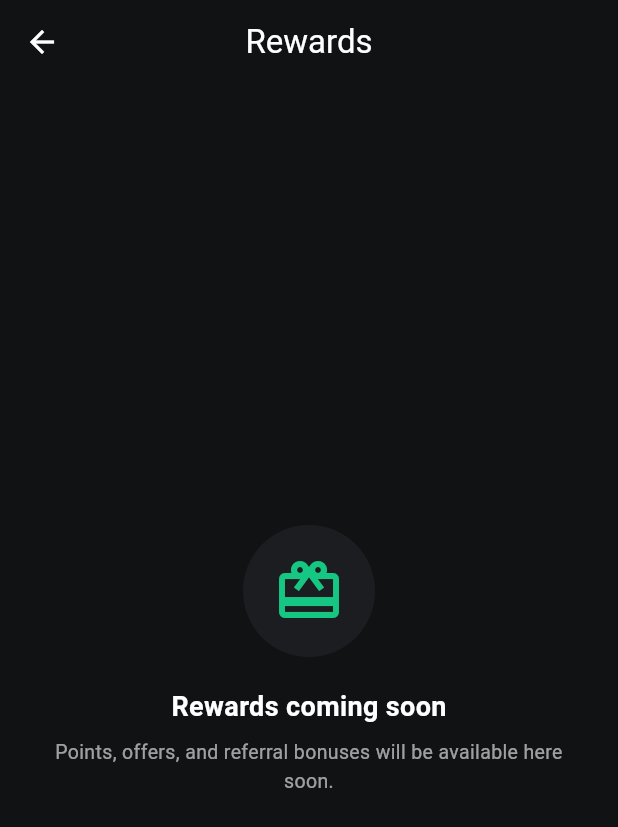
After one commit to mnawasi/mamash_app, a Flutter app: the RewardsPage screen opened directly, on a phone screen of 412 x 824 dp. The commit adds this screen. Shown: the top 827 px of the screen. Run offline on Flutter 3.47's test engine with Material 3 defaults, Android fonts, the phone set to English and light mode, and no system bars; our stand-ins replace camera, cloud_firestore, firebase_auth, firebase_core, qr_flutter, share_plus and 1 more; missing offline and left inert: mobile_scanner; accounts and stored records are empty.

Commit message:
Add Rewards page, wire dashboard, and fix Mamash AI to use OfflineAIService

```diff
--- a/lib/ai/ai_assistant_page.dart
+++ b/lib/ai/ai_assistant_page.dart
@@ -1,4 +1,5 @@
 import 'package:flutter/material.dart';
+import 'offline_ai_service.dart';
 
 class ChatMessage {
   final String text;
@@ -66,16 +67,23 @@ class _AIAssistantPageState extends State<AIAssistantPage> {
     _scrollToBottom();
 
     try {
-      // TODO: Replace with a real call to YOUR OWN BACKEND endpoint,
-      // which in turn calls an LLM provider (e.g. the Anthropic API).
-      // Never call an AI provider's API directly from the Flutter app
-      // with an embedded API key — that key would be extractable from
-      // the compiled app binary by anyone. The correct shape is:
+      // Using the local, offline keyword-matching responder for now.
+      //
+      // TODO: Once ready, replace this with a real call to YOUR OWN
+      // BACKEND endpoint, which in turn calls an LLM provider (e.g. the
+      // Anthropic API). Never call an AI provider's API directly from
+      // the Flutter app with an embedded API key — that key would be
+      // extractable from the compiled app binary by anyone. The correct
+      // shape is:
       //   Flutter app -> your backend (auth-checked) -> AI provider
       // Your backend can also inject the user's real account context
       // (recent transactions, balance) so answers are personalized,
       // without ever exposing that data or your API key client-side.
-      final reply = await _getPlaceholderReply(text);
+      //
+      // A short artificial delay keeps the typing indicator feeling
+      // natural rather than the reply appearing instantly.
+      await Future.delayed(const Duration(milliseconds: 600));
+      final reply = OfflineAIService.getResponse(text);
 
       if (!mounted) return;
 
@@ -101,15 +109,6 @@ class _AIAssistantPageState extends State<AIAssistantPage> {
 
       _scrollToBottom();
     }
-  }
-
-  Future<String> _getPlaceholderReply(String userMessage) async {
-    // TODO: Delete this placeholder once _sendMessage calls your real
-    // backend endpoint above.
-    await Future.delayed(const Duration(milliseconds: 900));
-    return "Mamash AI isn't connected to a real backend yet, so I can't "
-        "actually answer that. Once the AI backend is wired up, I'll be "
-        "able to help with real questions about your account.";
   }
 
   @override
--- /dev/null
+++ b/lib/rewards/rewards_page.dart
@@ -0,0 +1,63 @@
+import 'package:flutter/material.dart';
+
+/// Placeholder Rewards page.
+///
+/// TODO: Replace this with the real Rewards feature (points balance,
+/// redeemable offers, referral bonuses, etc.) once that's built.
+class RewardsPage extends StatelessWidget {
+  const RewardsPage({super.key});
+
+  static const Color _bgColor = Color(0xFF111214);
+  static const Color _cardColor = Color(0xFF1C1D20);
+  static const Color _accent = Color(0xFF16C784);
+
+  @override
+  Widget build(BuildContext context) {
+    return Scaffold(
+      backgroundColor: _bgColor,
+      appBar: AppBar(
+        backgroundColor: _bgColor,
+        elevation: 0,
+        title: const Text("Rewards", style: TextStyle(color: Colors.white)),
+        iconTheme: const IconThemeData(color: Colors.white),
+      ),
+      body: Center(
+        child: Padding(
+          padding: const EdgeInsets.all(24),
+          child: Column(
+            mainAxisAlignment: MainAxisAlignment.center,
+            children: [
+              Container(
+                padding: const EdgeInsets.all(20),
+                decoration: const BoxDecoration(
+                  color: _cardColor,
+                  shape: BoxShape.circle,
+                ),
+                child: const Icon(
+                  Icons.card_giftcard_outlined,
+                  size: 48,
+                  color: _accent,
+                ),
+              ),
+              const SizedBox(height: 20),
+              const Text(
+                "Rewards coming soon",
+                style: TextStyle(
+                  color: Colors.white,
+                  fontSize: 18,
+                  fontWeight: FontWeight.w600,
+                ),
+              ),
+              const SizedBox(height: 8),
+              Text(
+                "Points, offers, and referral bonuses will be available here soon.",
+                textAlign: TextAlign.center,
+                style: TextStyle(color: Colors.white.withValues(alpha: 0.6), fontSize: 13),
+              ),
+            ],
+          ),
+        ),
+      ),
+    );
+  }
+}
```
